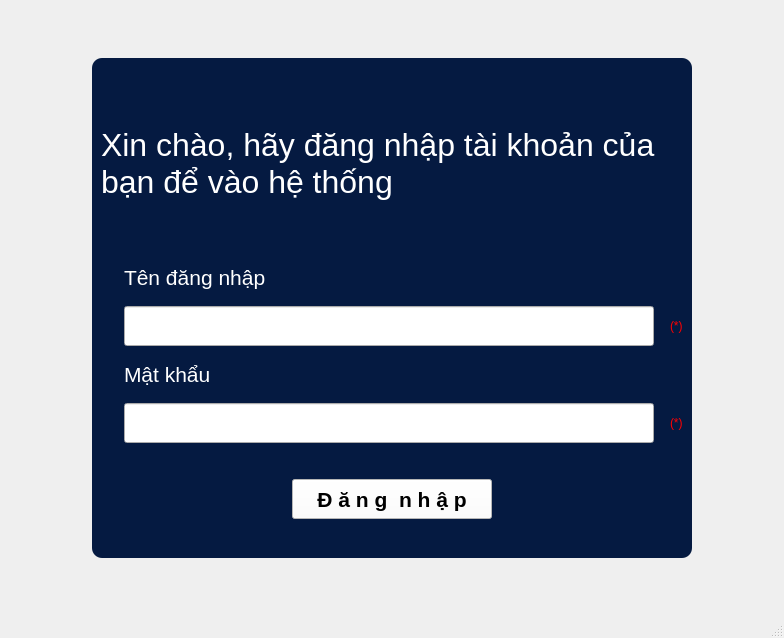
Above: gui/login.ui from trungnguyen9999/StudentCheckedFace before the change. Below: the same form after it.
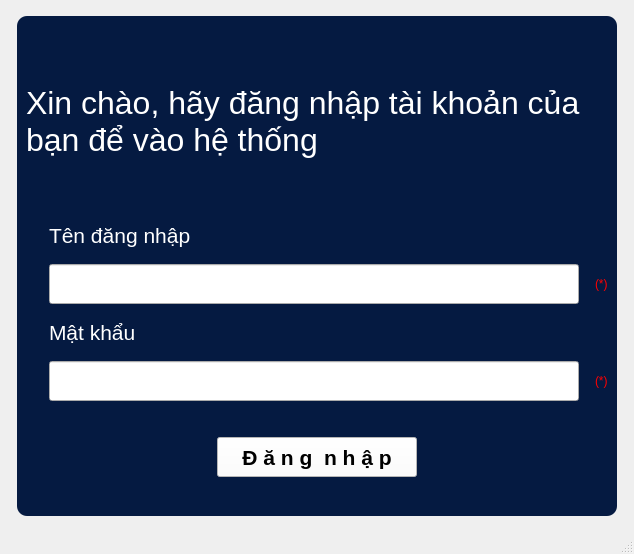
That is the form after the change. Icons and pictures are not drawn.

```diff
--- a/gui/login.ui
+++ b/gui/login.ui
@@ -6,8 +6,8 @@
    <rect>
     <x>0</x>
     <y>0</y>
-    <width>784</width>
-    <height>638</height>
+    <width>634</width>
+    <height>554</height>
    </rect>
   </property>
   <property name="windowTitle">
```
